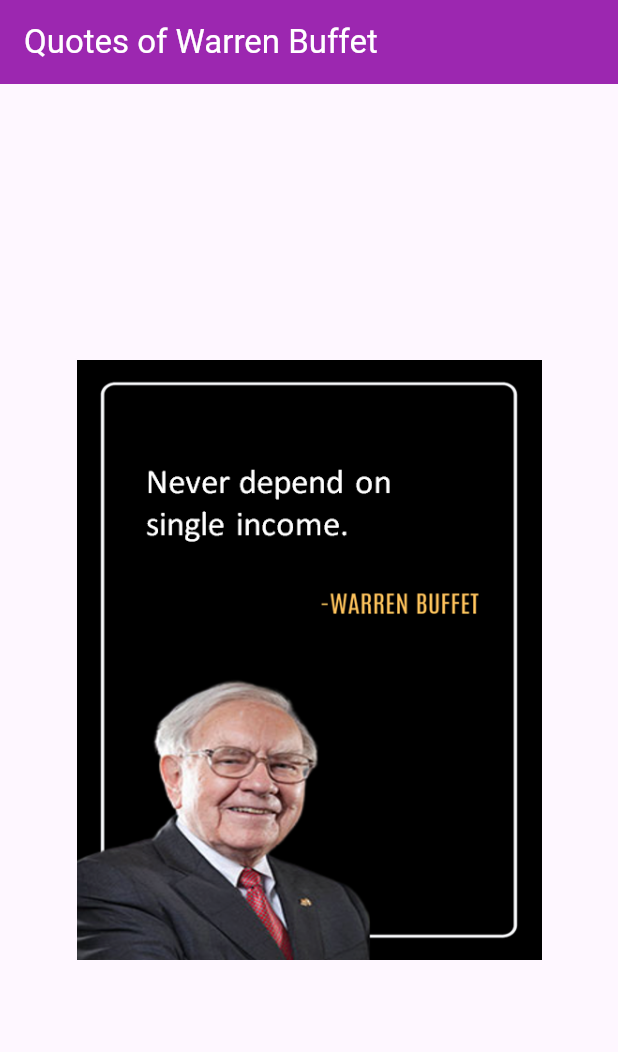
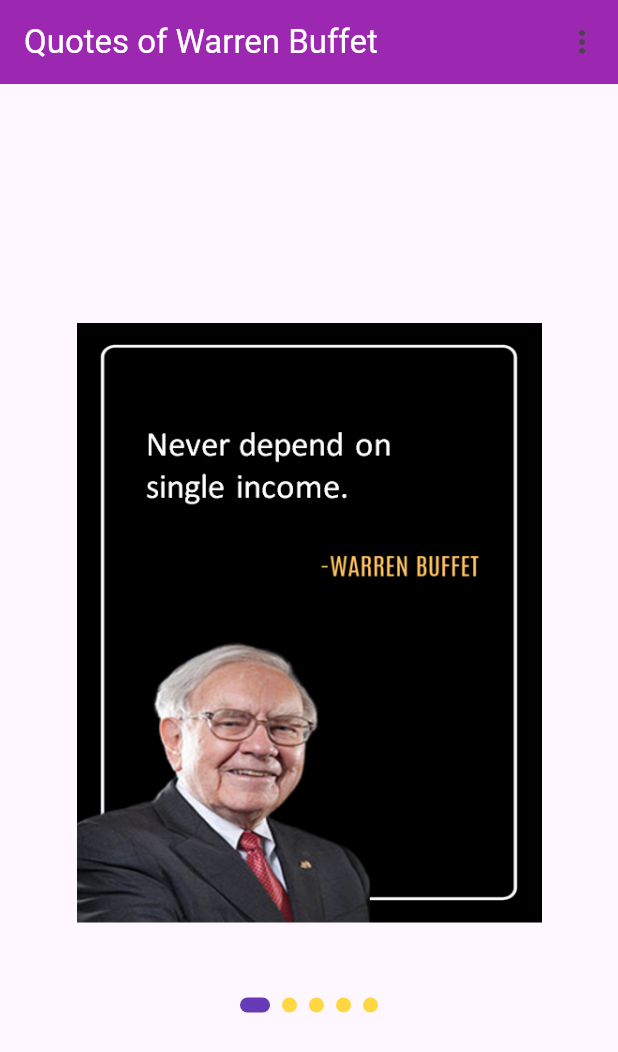
Before and after one commit to riyashyder/pageviewimagedisplay-flutter, a Flutter app: the screen it shows after launch, on a phone screen of 412 x 824 dp. Shown: the top 1052 px of the screen. Run offline on Flutter 3.47's test engine with Material 2 defaults, Android fonts, the phone set to English and light mode, and no system bars; our stand-ins replace share_plus.

Commit message:
final-commit

```diff
--- a/lib/appdata.dart
+++ b/lib/appdata.dart
@@ -1,8 +1,8 @@
 
 
 class Appdata{
-  final String imagepath;
-   Appdata(this.imagepath);
+  final String image;
+   Appdata(this.image);
 }
 
 List<Appdata> appdatalist = [
--- a/lib/displayimage.dart
+++ b/lib/displayimage.dart
@@ -13,7 +13,7 @@ class DisplayImage extends StatelessWidget {
       decoration: BoxDecoration(
         borderRadius: BorderRadius.circular(10),
         image: DecorationImage(
-          image: AssetImage(appdata.imagepath),
+          image: AssetImage(appdata.image),
           fit: BoxFit.fitHeight,
         ),
       ),
--- /dev/null
+++ b/lib/indicator.dart
@@ -0,0 +1,20 @@
+import 'package:flutter/material.dart';
+
+class Indicator extends StatelessWidget {
+  final bool isActive;
+
+  const Indicator({super.key, required this.isActive});
+
+  @override
+  Widget build(BuildContext context) {
+    return AnimatedContainer(duration: Duration(microseconds: 400),
+    margin: EdgeInsets.symmetric(horizontal: 4,vertical: 20),
+      width: isActive ? 20 : 10,
+      height: 10,
+      decoration: BoxDecoration(
+        color: isActive ? Colors.deepPurple : Colors.amberAccent,
+        borderRadius: BorderRadius.circular(8),
+      ),
+    );
+  }
+}
--- a/lib/pageview_image.dart
+++ b/lib/pageview_image.dart
@@ -1,9 +1,13 @@
-
-
+import 'dart:io';
+import 'dart:typed_data';
 
 import 'package:flutter/material.dart';
+import 'package:flutter/services.dart';
 import 'package:pageviewimagedisplay/appdata.dart';
 import 'package:pageviewimagedisplay/displayimage.dart';
+import 'package:pageviewimagedisplay/indicator.dart';
+import 'package:path_provider/path_provider.dart';
+import 'package:share_plus/share_plus.dart';
 
 class PageViewImage extends StatefulWidget {
   const PageViewImage({super.key});
@@ -13,6 +17,7 @@ class PageViewImage extends StatefulWidget {
 }
 
 class _PageViewImageState extends State<PageViewImage> {
+  var selectedindex = 0;
   @override
   Widget build(BuildContext context) {
     return Scaffold(
@@ -20,30 +25,55 @@ class _PageViewImageState extends State<PageViewImage> {
         backgroundColor: Colors.purple,
         title: Text(
           'Quotes of Warren Buffet',
-          style: TextStyle(
-            color: Colors.white
-          ),
+          style: TextStyle(color: Colors.white),
         ),
+        actions: [
+          PopupMenuButton(
+            itemBuilder: (context) =>
+                [PopupMenuItem(value: 1, child: Text('Share'))],
+            onSelected: (value) {
+              if (value == 1) {
+                share();
+              }
+            },
+          )
+        ],
       ),
       body: Center(
         child: Column(
           mainAxisAlignment: MainAxisAlignment.center,
           children: [
             Container(
-              margin: EdgeInsets.symmetric(horizontal:20, vertical: 30),
+              margin: EdgeInsets.symmetric(horizontal: 20, vertical: 30),
               width: 400,
-              height:400,
+              height: 400,
               child: PageView.builder(
-                itemCount: appdatalist.length,
+                  itemCount: appdatalist.length,
                   itemBuilder: (context, index) {
-                   return DisplayImage(appdata: appdatalist[index]);
-                  }
+                    return DisplayImage(appdata: appdatalist[index]);
+                  }),
             ),
-            ),
+            Row(
+              mainAxisAlignment: MainAxisAlignment.center,
+              children: [
+                ...List.generate(
+                    appdatalist.length,
+                    (index) => Indicator(
+                        isActive: selectedindex == index ? true : false)),
+              ],
+            )
           ],
         ),
       ),
-
     );
   }
+
+  share() async {
+    ByteData imagebyte =
+        await rootBundle.load(appdatalist[selectedindex].image);
+    final temp = await getTemporaryDirectory();
+    final path = '${temp.path}/download.jpg';
+    File(path).writeAsBytesSync(imagebyte.buffer.asUint8List());
+    await Share.shareFiles([path], text: 'image shared');
+  }
 }
--- a/pubspec.yaml
+++ b/pubspec.yaml
@@ -35,6 +35,11 @@ dependencies:
   # The following adds the Cupertino Icons font to your application.
   # Use with the CupertinoIcons class for iOS style icons.
   cupertino_icons: ^1.0.2
+  share_plus: ^6.3.0
+  url_launcher: ^6.1.9
+  permission_handler: ^9.2.0
+  path_provider: ^2.0.14
+  intl:
 
 dev_dependencies:
   flutter_test:
```
Also changed, not shown: pubspec.lock.
